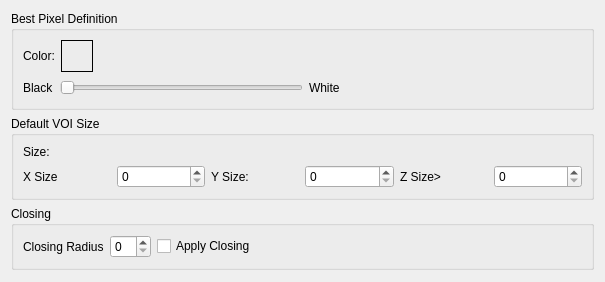
First picture: the form in frontend/toolbar/seedgrow/SettingsPanel.ui, repository FelixdelasPozas/EspINA, before the edit.
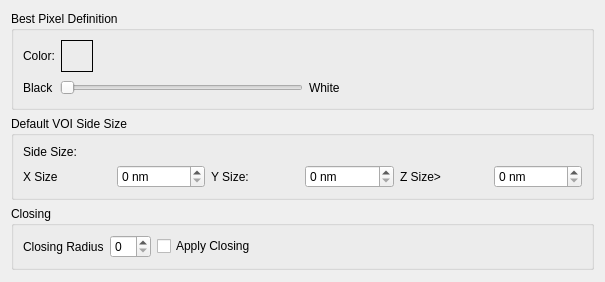
Second picture: the form after the edit.

Commit message: Add units toSeedGrownSegmentation setting panel

```diff
--- a/frontend/toolbar/seedgrow/SettingsPanel.ui
+++ b/frontend/toolbar/seedgrow/SettingsPanel.ui
@@ -111,13 +111,13 @@
    <item>
     <widget class="QGroupBox" name="groupBox_2">
      <property name="title">
-      <string>Default VOI Size</string>
+      <string>Default VOI Side Size</string>
      </property>
      <layout class="QVBoxLayout" name="verticalLayout_4">
       <item>
        <widget class="QLabel" name="label">
         <property name="text">
-         <string>Size:</string>
+         <string>Side Size:</string>
         </property>
        </widget>
       </item>
@@ -132,6 +132,9 @@
         </item>
         <item>
          <widget class="QSpinBox" name="xSize">
+          <property name="suffix">
+           <string> nm</string>
+          </property>
           <property name="maximum">
            <number>10000</number>
           </property>
@@ -149,6 +152,9 @@
         </item>
         <item>
          <widget class="QSpinBox" name="ySize">
+          <property name="suffix">
+           <string> nm</string>
+          </property>
           <property name="maximum">
            <number>10000</number>
           </property>
@@ -166,6 +172,9 @@
         </item>
         <item>
          <widget class="QSpinBox" name="zSize">
+          <property name="suffix">
+           <string> nm</string>
+          </property>
           <property name="maximum">
            <number>10000</number>
           </property>
```
The commit also changes 1 other file.
